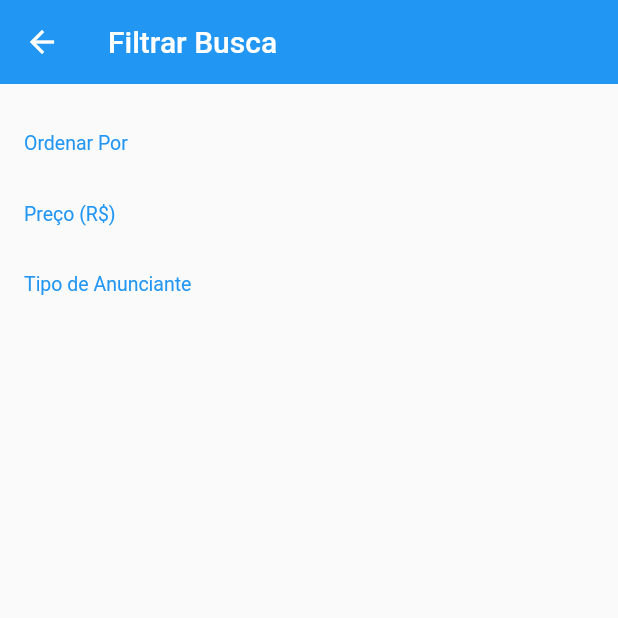
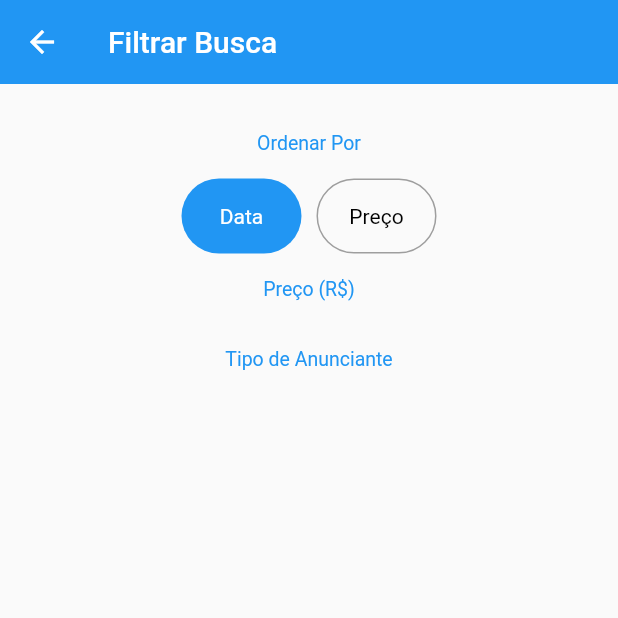
Before and after one commit to evrtonpires/olx, a Flutter app: the FilterScreen screen opened directly, on a phone screen of 412 x 824 dp, the top half of it. Run offline on Flutter 3.47's test engine with Material 2 defaults, Android fonts, the phone set to English and light mode, and no system bars; our stand-ins replace rxdart.

Commit message:
Criando o Campo de Ordenação Data/Preço

```diff
--- /dev/null
+++ b/lib/models/filter.dart
@@ -0,0 +1 @@
+enum OrderBy { DATE, PRICE }
--- a/lib/screens/filter/filter_screen.dart
+++ b/lib/screens/filter/filter_screen.dart
@@ -1,4 +1,6 @@
 import 'package:flutter/material.dart';
+import 'package:xlo/models/filter.dart';
+import 'package:xlo/screens/filter/widgets/order_by_filter.dart';
 import 'package:xlo/screens/filter/widgets/section_title.dart';
 
 class FilterScreen extends StatefulWidget {
@@ -23,9 +25,10 @@ class _FilterScreenState extends State<FilterScreen> {
             child: ListView(
               padding: EdgeInsets.all(16),
               children: <Widget>[
-                const SectionTitle(title: "Ordenar Por"),
-                const SectionTitle(title: "Preço (R\$)"),
-                const SectionTitle(title: "Tipo de Anunciante"),
+                const Center(child: SectionTitle(title: "Ordenar Por")),
+                OrderByFilter(initialValue: OrderBy.DATE, onSaved: (valor) {}),
+                const Center(child: SectionTitle(title: "Preço (R\$)")),
+                const Center(child: SectionTitle(title: "Tipo de Anunciante")),
               ],
             ),
           )
--- /dev/null
+++ b/lib/screens/filter/widgets/order_by_filter.dart
@@ -0,0 +1,79 @@
+import 'package:flutter/material.dart';
+import 'package:xlo/models/filter.dart';
+
+class OrderByFilter extends StatelessWidget {
+  OrderByFilter({this.onSaved, this.initialValue});
+
+  final FormFieldSetter<OrderBy> onSaved;
+  final OrderBy initialValue;
+
+  @override
+  Widget build(BuildContext context) {
+    return FormField<OrderBy>(
+      initialValue: initialValue,
+      onSaved: onSaved,
+      builder: (state) {
+        return Row(
+          mainAxisAlignment: MainAxisAlignment.center,
+          children: <Widget>[
+            GestureDetector(
+              onTap: () {
+                state.didChange(OrderBy.DATE);
+              },
+              child: Container(
+                height: 50,
+                width: 80,
+                decoration: BoxDecoration(
+                    border: Border.all(
+                        color: state.value == OrderBy.DATE
+                            ? Colors.transparent
+                            : Colors.grey),
+                    borderRadius: const BorderRadius.all(Radius.circular(50)),
+                    color: state.value == OrderBy.DATE
+                        ? Colors.blue
+                        : Colors.transparent),
+                alignment: Alignment.center,
+                child: Text(
+                  "Data",
+                  style: TextStyle(
+                      color: state.value == OrderBy.DATE
+                          ? Colors.white
+                          : Colors.black),
+                ),
+              ),
+            ),
+            const SizedBox(
+              width: 10,
+            ),
+            GestureDetector(
+              onTap: () {
+                state.didChange(OrderBy.PRICE);
+              },
+              child: Container(
+                height: 50,
+                width: 80,
+                decoration: BoxDecoration(
+                    border: Border.all(
+                        color: state.value == OrderBy.PRICE
+                            ? Colors.transparent
+                            : Colors.grey),
+                    borderRadius: const BorderRadius.all(Radius.circular(50)),
+                    color: state.value == OrderBy.PRICE
+                        ? Colors.blue
+                        : Colors.transparent),
+                alignment: Alignment.center,
+                child: Text(
+                  "Preço",
+                  style: TextStyle(
+                      color: state.value == OrderBy.PRICE
+                          ? Colors.white
+                          : Colors.black),
+                ),
+              ),
+            )
+          ],
+        );
+      },
+    );
+  }
+}
```
